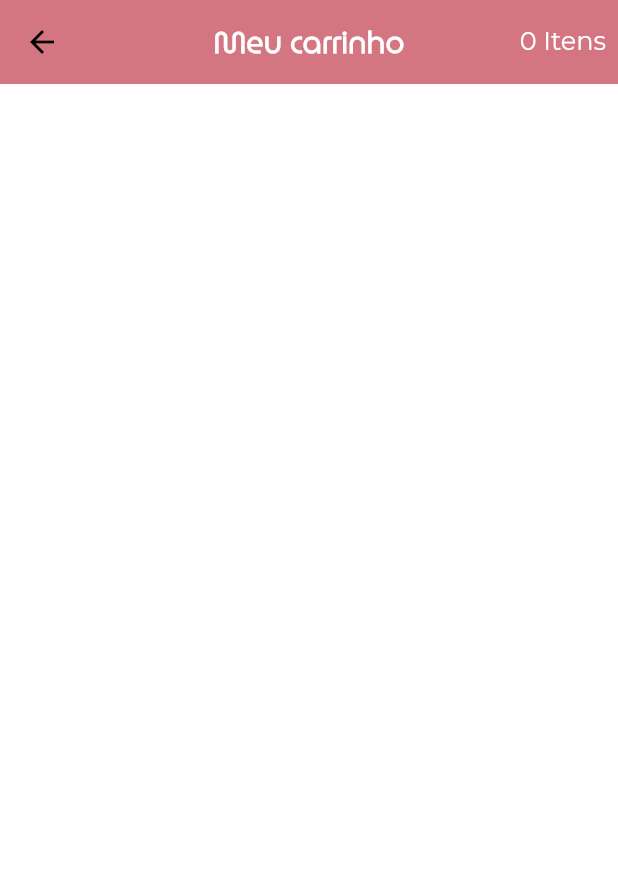
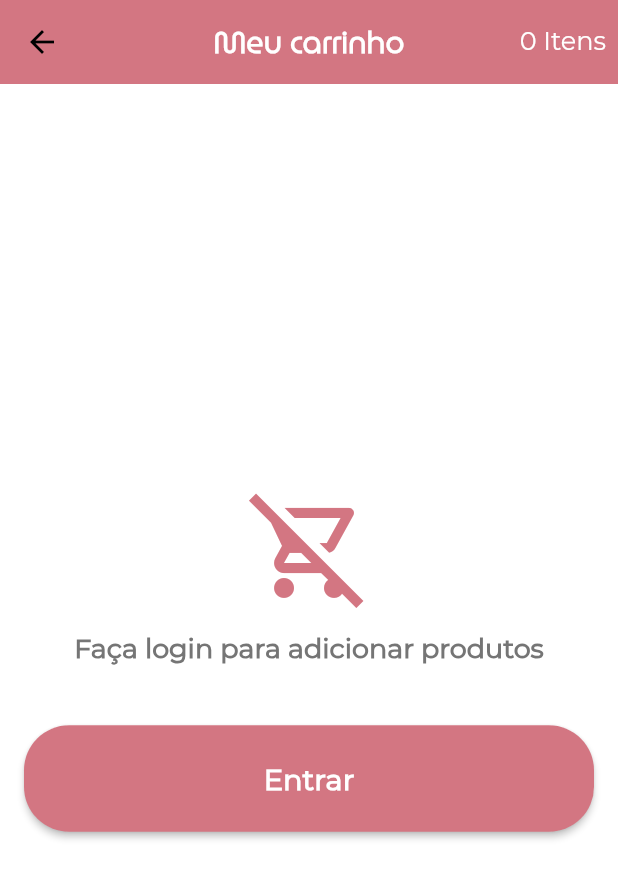
Before and after one commit to ClodoaldoRibeiro/lojavirtual_app, a Flutter app: the CartScreen screen opened directly, on a phone screen of 412 x 824 dp. Shown: the top 879 px of the screen. Run offline on Flutter 3.47's test engine with Material 2 defaults, Android fonts, the phone set to English and light mode, and no system bars; our stand-ins replace carousel_pro, cloud_firestore, firebase_auth, flutter_svg, transparent_image; accounts and stored records are empty.

Commit message:
Update CartModel
Atualização para configurar os estados do rarrinho.

```diff
--- a/lib/models/cart_model.dart
+++ b/lib/models/cart_model.dart
@@ -6,6 +6,7 @@ import 'package:flutter/material.dart';
 
 class CartModel extends Model {
   UserModel user;
+  bool isLoading = false;
 
   List<CartProduct> products = [];
 
--- a/lib/screens/cart_screen.dart
+++ b/lib/screens/cart_screen.dart
@@ -1,11 +1,17 @@
 import 'package:flutter/material.dart';
 import 'package:lojavirtual_app/models/cart_model.dart';
+import 'package:lojavirtual_app/models/user_model.dart';
+import 'package:lojavirtual_app/screens/welcome_screen.dart';
 import 'package:lojavirtual_app/settings/constants.dart';
+import 'package:lojavirtual_app/widgets/default_button.dart';
 import 'package:scoped_model/scoped_model.dart';
 
+// Classe de Screen de meu Carrinho
 class CartScreen extends StatelessWidget {
   @override
   Widget build(BuildContext context) {
+    Size size = MediaQuery.of(context).size;
+
     return Scaffold(
       appBar: AppBar(
         title: Text("Meu carrinho", style: headingStyle),
@@ -18,12 +24,91 @@ class CartScreen extends StatelessWidget {
             child: ScopedModelDescendant<CartModel>(
               builder: (context, child, model) {
                 int p = model.products.length;
-                return Text("${p ?? 0} ${p==1 ? "Item": "Itens"}", style: TextStyle(fontSize: 17.0),);
+                return Text(
+                  "${p ?? 0} ${p == 1 ? "Item" : "Itens"}",
+                  style: TextStyle(fontSize: 17.0),
+                );
               },
             ),
           ),
         ],
       ),
+      body: ScopedModelDescendant<CartModel>(
+        builder: (context, child, model) {
+          if (model.isLoading && UserModel.of(context).isLoggedIn()) {
+            return Center(
+              child: CircularProgressIndicator(),
+            );
+          } else if (!UserModel.of(context).isLoggedIn()) {
+            return Container(
+              padding: EdgeInsets.all(16.0),
+              child: Column(
+                crossAxisAlignment: CrossAxisAlignment.stretch,
+                mainAxisAlignment: MainAxisAlignment.center,
+                children: <Widget>[
+                  Icon(
+                    Icons.remove_shopping_cart_outlined,
+                    size: 80.0,
+                    color: kPrimaryColor,
+                  ),
+                  SizedBox(
+                    height: 16.0,
+                  ),
+                  Text(
+                    "Faça login para adicionar produtos",
+                    style:
+                        TextStyle(fontSize: 18.0, fontWeight: FontWeight.bold),
+                    textAlign: TextAlign.center,
+                  ),
+                  SizedBox(
+                    height: 40.0,
+                  ),
+                  DefaultButton(
+                    text: "Entrar",
+                    press: () {
+                      Navigator.of(context).push(MaterialPageRoute(
+                        builder: (context) => WelcomeScreen(),
+                      ));
+                    },
+                  ),
+                ],
+              ),
+            );
+          } else if (model.products == null || model.products.length == 0) {
+            return Container(
+              padding: EdgeInsets.all(16.0),
+              child: Column(
+                crossAxisAlignment: CrossAxisAlignment.stretch,
+                mainAxisAlignment: MainAxisAlignment.center,
+                children: <Widget>[
+                  Icon(
+                    Icons.shopping_cart_outlined,
+                    size: 80.0,
+                    color: kPrimaryColor,
+                  ),
+                  SizedBox(
+                    height: 16.0,
+                  ),
+                  Text(
+                    "Carrinho vazio!",
+                    style:
+                        TextStyle(fontSize: 18.0, fontWeight: FontWeight.bold),
+                    textAlign: TextAlign.center,
+                  ),
+                ],
+              ),
+            );
+          } else {
+            return ListView(
+              children: <Widget>[
+                Column()
+              ],
+            );
+          }
+          //Apenas para não acusar o erro.
+          return Center();
+        },
+      ),
     );
   }
 }
--- a/lib/screens/welcome_screen.dart
+++ b/lib/screens/welcome_screen.dart
@@ -10,7 +10,6 @@ class WelcomeScreen extends StatelessWidget {
   @override
   Widget build(BuildContext context) {
     SizeConfig().init(context);
-    Size size = MediaQuery.of(context).size;
 
     return Scaffold(
       body: Body(),
--- a/lib/widgets/default_button.dart
+++ b/lib/widgets/default_button.dart
@@ -13,6 +13,8 @@ class DefaultButton extends StatelessWidget {
 
   @override
   Widget build(BuildContext context) {
+    SizeConfig().init(context);
+
     return SizedBox(
       width: double.infinity,
       height: getProportionateScreenHeight(70),
```
